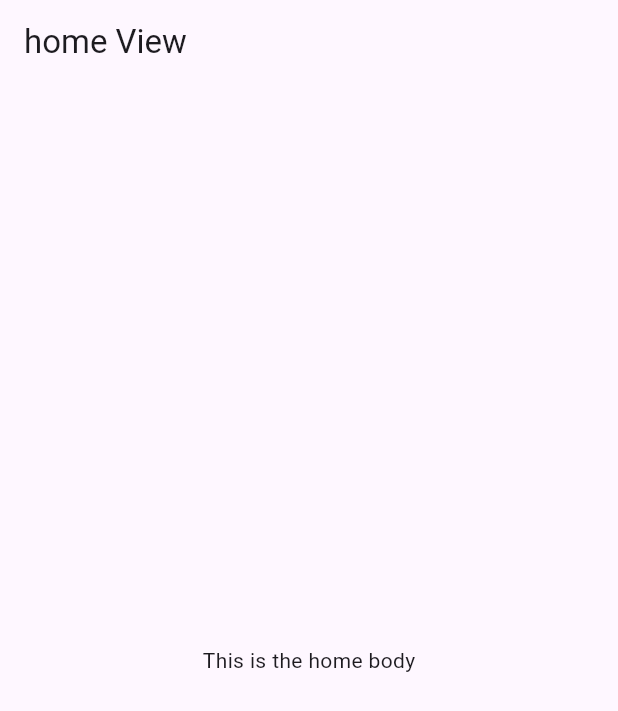
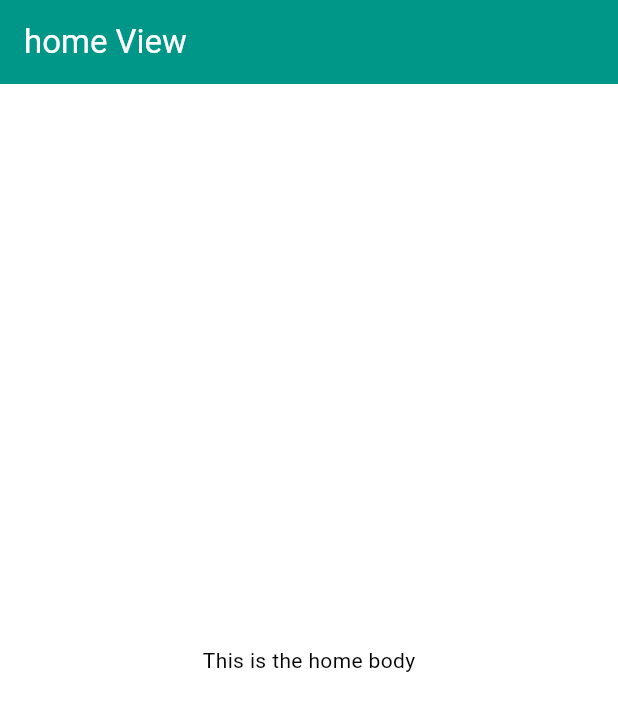
Before and after one commit to mohamadgazer/smart_shopping_list, a Flutter app: the screen it shows after launch, on a phone screen of 412 x 824 dp. Shown: the top 711 px of the screen. Run offline on Flutter 3.47's test engine with Material 3 defaults, Android fonts, the phone set to English and light mode, and no system bars; our stand-ins replace device_preview, flutter_screenutil.

Commit message:
- set app theme [start]

```diff
--- /dev/null
+++ b/lib/constants/app_colors.dart
@@ -0,0 +1,81 @@
+import 'package:flutter/material.dart';
+
+class AppColors {
+  // ✅ Light Theme Colors
+  static const ColorScheme lightScheme = ColorScheme(
+    brightness: Brightness.light,
+    primary: Color(0xFF009688), // Teal
+    onPrimary: Colors.white,
+    primaryContainer: Color(0xFFB2DFDB),
+    onPrimaryContainer: Colors.black,
+
+    secondary: Color(0xFFFFC107), // Amber
+    onSecondary: Colors.black,
+    secondaryContainer: Color(0xFFFFECB3),
+    onSecondaryContainer: Colors.black,
+
+    tertiary: Color(0xFF8BC34A), // Light Green
+    onTertiary: Colors.white,
+    tertiaryContainer: Color(0xFFC5E1A5),
+    onTertiaryContainer: Colors.black,
+
+    error: Colors.red,
+    onError: Colors.white,
+    errorContainer: Color(0xFFFFCDD2),
+    onErrorContainer: Colors.black,
+
+    surface: Colors.white,
+    onSurface: Colors.black,
+    surfaceContainerHighest: Color(0xFFE0E0E0),
+    onSurfaceVariant: Colors.black87,
+
+    outline: Color(0xFFBDBDBD),
+    outlineVariant: Color(0xFFE0E0E0),
+
+    inverseSurface: Colors.black,
+    onInverseSurface: Colors.white,
+    inversePrimary: Color(0xFF80CBC4),
+
+    shadow: Colors.black54,
+    scrim: Colors.black45,
+  );
+
+  // 🌙 Dark Theme Colors
+  static const ColorScheme darkScheme = ColorScheme(
+    brightness: Brightness.dark,
+    primary: Color(0xFF80CBC4), // Lighter Teal
+    onPrimary: Colors.black,
+    primaryContainer: Color(0xFF004D40),
+    onPrimaryContainer: Colors.white,
+
+    secondary: Color(0xFFFFD54F), // Lighter Amber
+    onSecondary: Colors.black,
+    secondaryContainer: Color(0xFFFF8F00),
+    onSecondaryContainer: Colors.white,
+
+    tertiary: Color(0xFFAED581), // Lighter Green
+    onTertiary: Colors.black,
+    tertiaryContainer: Color(0xFF33691E),
+    onTertiaryContainer: Colors.white,
+
+    error: Color(0xFFEF5350),
+    onError: Colors.black,
+    errorContainer: Color(0xFFB71C1C),
+    onErrorContainer: Colors.white,
+
+    surface: Color(0xFF1E1E1E),
+    onSurface: Colors.white,
+    surfaceContainerHighest: Color(0xFF2C2C2C),
+    onSurfaceVariant: Colors.white70,
+
+    outline: Color(0xFF424242),
+    outlineVariant: Color(0xFF616161),
+
+    inverseSurface: Colors.white,
+    onInverseSurface: Colors.black,
+    inversePrimary: Color(0xFF004D40),
+
+    shadow: Colors.black,
+    scrim: Colors.black54,
+  );
+}
--- /dev/null
+++ b/lib/constants/app_themes.dart
@@ -0,0 +1,39 @@
+import 'package:flutter/material.dart';
+
+import 'app_colors.dart';
+
+class AppThemes {
+  static final ThemeData lightTheme = ThemeData(
+    colorScheme: AppColors.lightScheme,
+    useMaterial3: true,
+    brightness: Brightness.light,
+    scaffoldBackgroundColor: AppColors.lightScheme.surface,
+    // textTheme: Typography.englishLike2018,
+    appBarTheme: AppBarTheme(
+      backgroundColor: AppColors.lightScheme.primary,
+      foregroundColor: AppColors.lightScheme.onPrimary,
+      elevation: 0,
+    ),
+    floatingActionButtonTheme: FloatingActionButtonThemeData(
+      backgroundColor: AppColors.lightScheme.secondary,
+      foregroundColor: AppColors.lightScheme.onSecondary,
+    ),
+  );
+
+  static final ThemeData darkTheme = ThemeData(
+    colorScheme: AppColors.darkScheme,
+    useMaterial3: true,
+    brightness: Brightness.dark,
+    scaffoldBackgroundColor: AppColors.darkScheme.surface,
+    // textTheme: Typography.englishLike2018,
+    appBarTheme: AppBarTheme(
+      backgroundColor: AppColors.darkScheme.primary,
+      foregroundColor: AppColors.darkScheme.onPrimary,
+      elevation: 0,
+    ),
+    floatingActionButtonTheme: FloatingActionButtonThemeData(
+      backgroundColor: AppColors.darkScheme.secondary,
+      foregroundColor: AppColors.darkScheme.onSecondary,
+    ),
+  );
+}
--- a/lib/main.dart
+++ b/lib/main.dart
@@ -1,5 +1,7 @@
 import 'package:device_preview/device_preview.dart';
 import 'package:flutter/foundation.dart';
+import 'package:flutter_screenutil/flutter_screenutil.dart';
+import 'package:smart_shopping_list/constants/app_themes.dart';
 import 'package:smart_shopping_list/exports.dart';
 
 void main() => runApp(
@@ -14,6 +16,20 @@ class MainApp extends StatelessWidget {
 
   @override
   Widget build(BuildContext context) {
-    return MaterialApp(routes: routes, home: const HomeView());
+    return ScreenUtilInit(
+      designSize: const Size(1024, 1366),
+      minTextAdapt: true,
+      splitScreenMode: true,
+      builder: (context, child) {
+        return MaterialApp(
+          routes: routes,
+          home: child,
+          theme: AppThemes.lightTheme,
+          darkTheme: AppThemes.darkTheme,
+          themeMode: ThemeMode.system,
+        );
+      },
+      child: const HomeView(),
+    );
   }
 }
```
